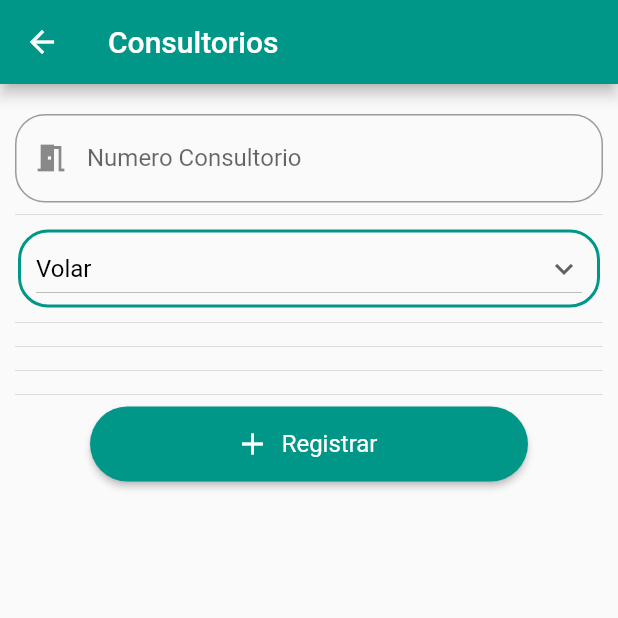
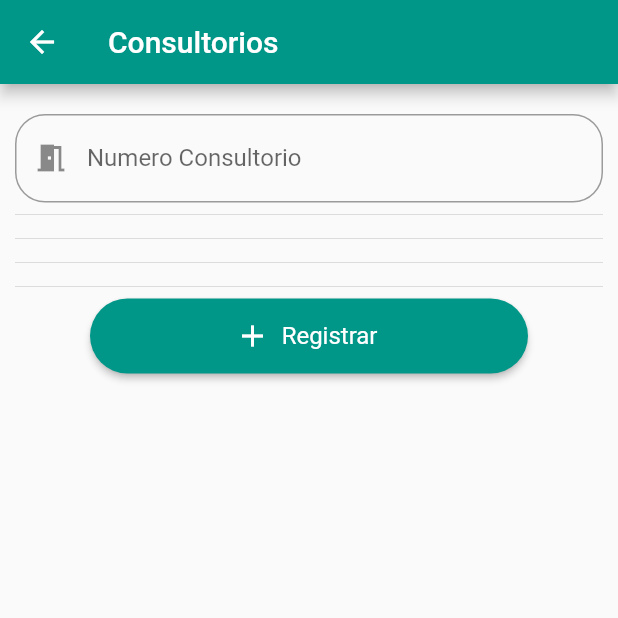
Before and after one commit to MarianoHuerta/ProyectoFlutter, a Flutter app: the RegistrarConsultorio screen opened by its route, on a phone screen of 412 x 824 dp, the top half of it. Run offline on Flutter 3.47's test engine with Material 2 defaults, Android fonts, the phone set to English and light mode, and no system bars.

Commit message:
Cambios Consultorio

```diff
--- a/lib/model/consultorio.dart
+++ b/lib/model/consultorio.dart
@@ -3,19 +3,16 @@ import 'dart:core';
 class Consultorio {
   int idConsultorio = 0;
   int numero = 0;
-  int idDoctor = 0;
 
   Consultorio.fromJson(dynamic json) {
-    idConsultorio = json['IdDoctor'];
+    idConsultorio = json['IdConsultorio'];
     numero = json['Numero'];
-    idDoctor = json['IdDoctor'];
   }
 
   Map<String, dynamic> toJson() {
     var map = <String, dynamic>{};
     map['IdConsultorio'] = idConsultorio;
     map['Numero'] = numero;
-    map['IdDoctor'] = idDoctor;
     return map;
   }
 }
--- a/lib/view/registrar_consultorio.dart
+++ b/lib/view/registrar_consultorio.dart
@@ -43,8 +43,6 @@ class _RegistrarConsultorioState extends State<RegistrarConsultorio>{
           //[Controller, Texto, Label, icono]:
           new PersonalTextField(numeroController, 'Numero', 'Numero Consultorio', icono: Icons.meeting_room),
           Divider(),
-          _ListaDoctores(),
-          Divider(),
           Divider(),
           Divider(),
           Divider(),
@@ -58,46 +56,4 @@ class _RegistrarConsultorioState extends State<RegistrarConsultorio>{
       )
     );
   }
-
-  List<DropdownMenuItem<String>> getOpcionesDropdown(){
-    List<DropdownMenuItem<String>> lista = [];
-    _doctores.forEach((poder) {
-      lista.add(
-        DropdownMenuItem(
-          child: Text(poder),
-          value: poder,
-        )
-      );
-    });
-    return lista;
-  }
-
-  Widget _ListaDoctores() {
-    return Center(
-      child: Padding(
-        padding: const EdgeInsets.all(2.0),
-        child: Container(
-          padding: EdgeInsets.only(left: 10.0, right: 10.0),
-              decoration: BoxDecoration(
-                border: Border.all(
-                  color: Colors.teal, width: 2.0),
-                borderRadius: BorderRadius.circular(20.0)),
-              child: DropdownButton<String>(
-                dropdownColor: Colors.teal[300],
-                elevation: 5,
-                icon: Icon(Icons.keyboard_arrow_down),
-                isExpanded: true,
-                value: _opcion,
-                style: TextStyle(color: Colors.black, fontSize: 16.0),
-                items: getOpcionesDropdown(),
-                onChanged: (opt){
-                  setState(() {
-                    _opcion = opt.toString();
-                  });
-                },
-              ),
-        ),
-      ),
-    );
-  }
 }
```
